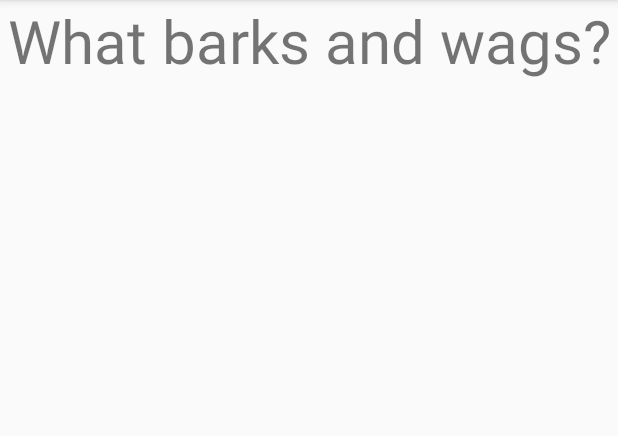
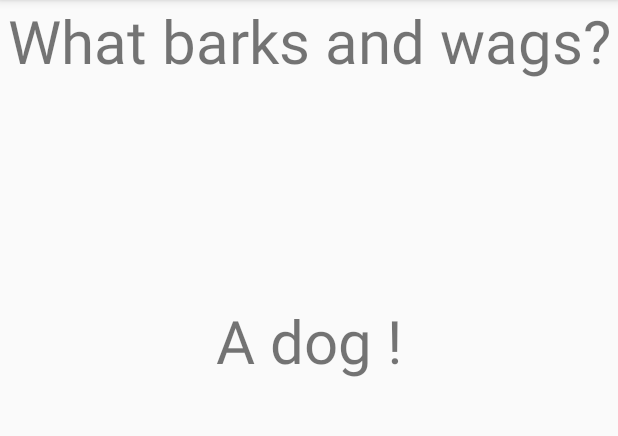
Before and after one commit to cherylfong/FlshCrds, an Android app: the screen it shows after launch (MainActivity), on a phone screen of 412 x 824 dp, the part 84-520 px from its top. Run offline under Robolectric (Android 15) with nearby library versions, the phone set to English and light mode, and no system bars.

Commit message:
Create answer textview

```diff
--- a/app/src/main/res/layout/activity_main.xml
+++ b/app/src/main/res/layout/activity_main.xml
@@ -17,4 +17,16 @@
         android:text="What barks and wags?"
         android:textAlignment="center"
         android:textSize="40sp" />
+
+    <TextView
+        android:id="@+id/flashc_answer"
+        android:layout_width="match_parent"
+        android:layout_height="200dp"
+        android:layout_alignParentStart="true"
+        android:layout_alignParentTop="true"
+        android:layout_marginStart="0dp"
+        android:layout_marginTop="200dp"
+        android:text="A dog !"
+        android:textAlignment="center"
+        android:textSize="40sp" />
 </android.widget.RelativeLayout>
```
